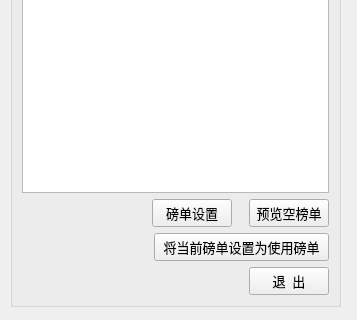
First picture: the form in ui/balance_setup.ui, repository yuyan235813/balance_platform, before the edit; both pictures show x 0 to 357 and y 314 to 634 of the 357 by 634 pixel window.
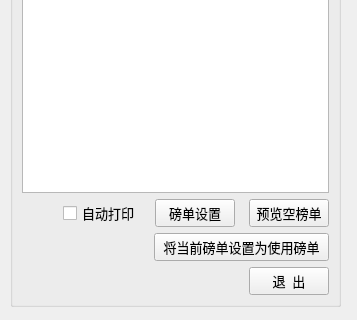
Second picture: the form after the edit.

Commit message: 自动打印

```diff
--- a/ui/balance_setup.ui
+++ b/ui/balance_setup.ui
@@ -77,7 +77,7 @@
      </widget>
     </item>
     <item>
-     <layout class="QHBoxLayout" name="horizontalLayout" stretch="12,3,1,3">
+     <layout class="QHBoxLayout" name="horizontalLayout" stretch="5,3,1,3,1,3">
       <item>
        <spacer name="horizontalSpacer_4">
         <property name="orientation">
@@ -91,6 +91,31 @@
         </property>
        </spacer>
       </item>
+      <item>
+       <widget class="QCheckBox" name="checkBox">
+        <property name="font">
+         <font>
+          <pointsize>10</pointsize>
+         </font>
+        </property>
+        <property name="text">
+         <string>自动打印</string>
+        </property>
+       </widget>
+      </item>
+      <item>
+       <spacer name="horizontalSpacer_5">
+        <property name="orientation">
+         <enum>Qt::Horizontal</enum>
+        </property>
+        <property name="sizeHint" stdset="0">
+         <size>
+          <width>40</width>
+          <height>20</height>
+         </size>
+        </property>
+       </spacer>
+      </item>
       <item>
        <widget class="QPushButton" name="setupPushButton">
         <property name="text">
```
The commit also changes 8 other files.
